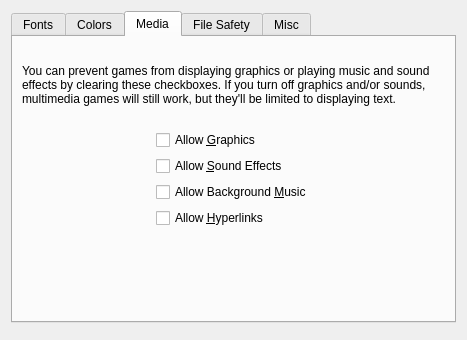
Qt form src/confdialog.ui (realnc/qtads) before a commit.
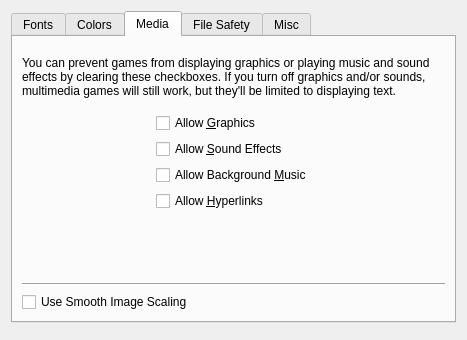
The same form after that commit. The open tabs and pages were chosen to show the change. Custom widgets are drawn as their Qt base class.

Commit message:
Make smooth scaling user configurable
Some people prefer sharper, unfiltered scaling, so provide a new option in the
configuration dialog that disables smooth scaling.  The default is enabled.

The edit to the form file:
```diff
--- a/src/confdialog.ui
+++ b/src/confdialog.ui
@@ -595,6 +595,20 @@
        <item>
         <widget class="QWidget" name="widget_3" native="true"/>
        </item>
+       <item>
+        <widget class="Line" name="line_2">
+         <property name="orientation">
+          <enum>Qt::Horizontal</enum>
+         </property>
+        </widget>
+       </item>
+       <item>
+        <widget class="QCheckBox" name="smoothScalingCheckBox">
+         <property name="text">
+          <string>Use Smooth Image Scaling</string>
+         </property>
+        </widget>
+       </item>
       </layout>
      </widget>
      <widget class="QWidget" name="tab_5">
```
The commit also changes 4 other files.
